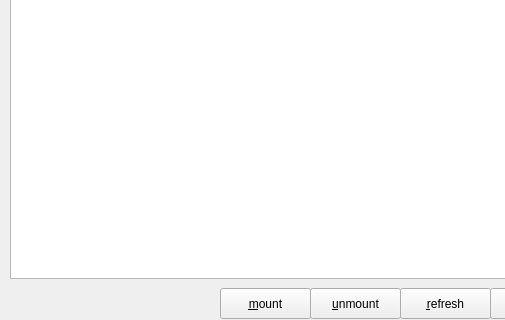
Before: the Qt Designer form zuluMount-gui/mainwindow.ui in mhogomchungu/zuluCrypt, drawn with Qt 5; both pictures show x 0 to 505 and y 89 to 409 of the 801 by 409 pixel window.
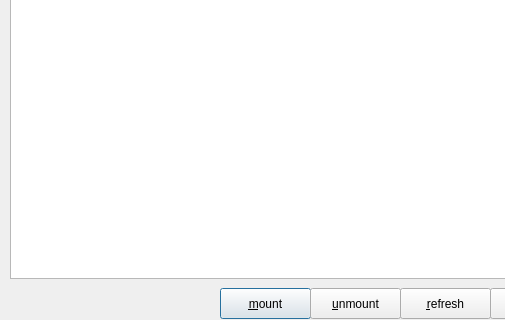
After: the same form once the commit is applied.

Patch:
```diff
--- a/zuluMount-gui/mainwindow.ui
+++ b/zuluMount-gui/mainwindow.ui
@@ -99,6 +99,12 @@
     <property name="text">
      <string>&amp;mount</string>
     </property>
+    <property name="autoDefault">
+     <bool>true</bool>
+    </property>
+    <property name="default">
+     <bool>true</bool>
+    </property>
    </widget>
    <widget class="QPushButton" name="pbunmount">
     <property name="geometry">
```
Left out of the diff: 2 changed lines with no effect on the pictures.
